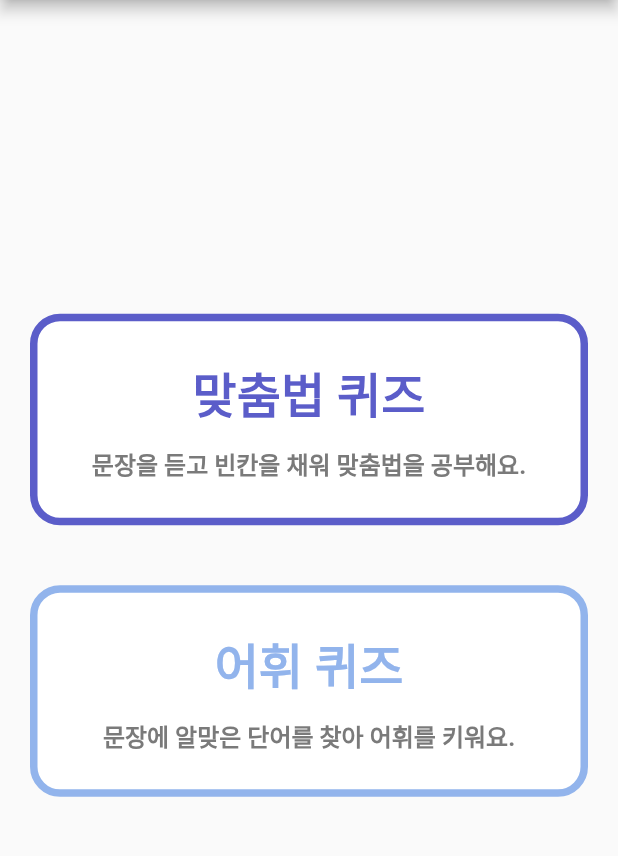
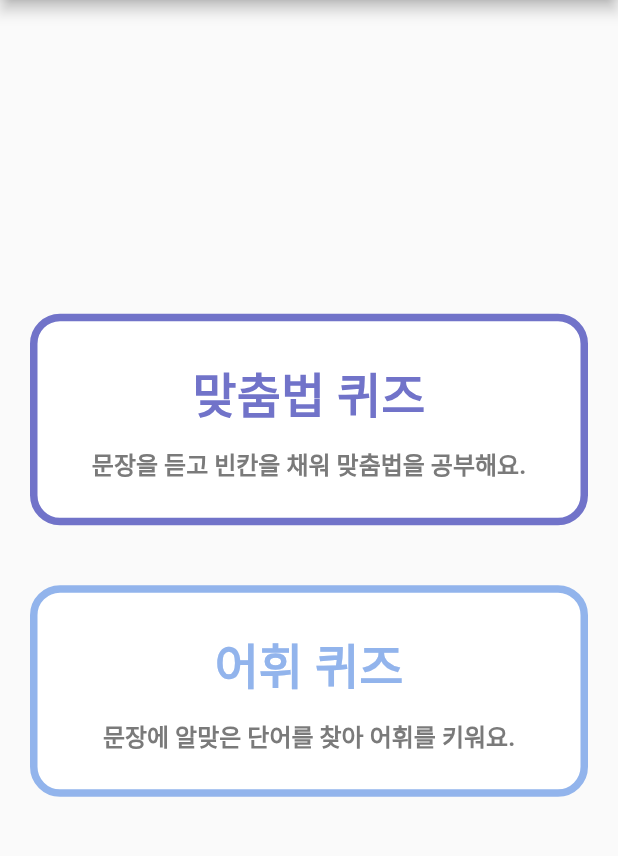
Before and after one commit to TeamDA-ON/Arikkari_Frontend, a Flutter app: the quizSelection screen opened directly, on a phone screen of 412 x 824 dp, the part 125-981 px from its top. Run offline on Flutter 3.47's test engine with Material 2 defaults, Android fonts, the phone set to English and light mode, and no system bars; our stand-ins replace flutter_tts, get; Roboto replaces fonts that are missing (Pretendard).

Commit message:
CHORE : 디자인시스템 사용

```diff
--- a/lib/ui/screen/quizSelection/quizSelection.dart
+++ b/lib/ui/screen/quizSelection/quizSelection.dart
@@ -1,5 +1,6 @@
 import 'package:flutter/material.dart';
 import 'package:flutter_project/state/quiz/quiz_select_getx.dart';
+import 'package:flutter_project/ui/_constant/theme/app_colors.dart';
 import 'package:flutter_project/ui/widgets/constants/appbar.dart';
 import 'package:flutter_project/ui/widgets/pages/quizSelection/selectBox.dart';
 import 'package:get/get.dart';
@@ -24,8 +25,7 @@ class quizSelection extends StatelessWidget {
                 ),
                 title: '맞춤법 퀴즈',
                 subTitle: '문장을 듣고 빈칸을 채워 맞춤법을 공부해요.',
-                // TODO:: app_colors.dart 파일에 선언하기
-                textColor: const Color(0xFF5B5DC9),
+                textColor: AppColors.blueF2,
               ),
               const SizedBox(
                 height: 40,
@@ -36,8 +36,7 @@ class quizSelection extends StatelessWidget {
                 ),
                 title: '어휘 퀴즈',
                 subTitle: '문장에 알맞은 단어를 찾아 어휘를 키워요.',
-                // TODO:: app_colors.dart 파일에 선언하기
-                textColor: const Color(0xFF92B4EC),
+                textColor: AppColors.blueF4,
               ),
             ],
           ),
```
